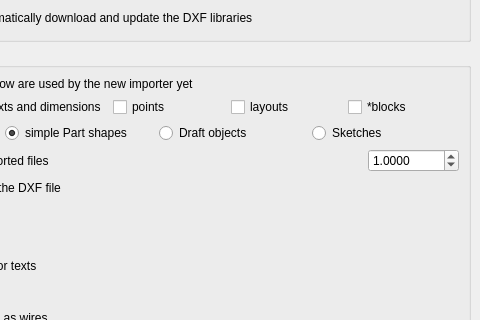
Before: the Qt Designer form src/Mod/Draft/Resources/ui/preferences-dxf.ui in southseact-3d/fcd, drawn with Qt 5; both pictures show x 169 to 649 and y 110 to 430 of the 649 by 773 pixel window.
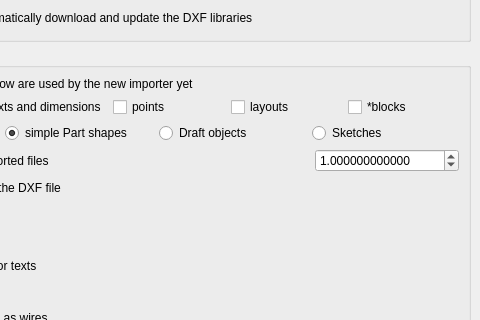
After: the same form once the commit is applied. Custom widgets are drawn as their Qt base class.

Commit message: [Draft] harmonize no of digits of dxfScaling between Edit->Preferences and Tools->Edit Parameters

The edit to the form file:
```diff
--- a/src/Mod/Draft/Resources/ui/preferences-dxf.ui
+++ b/src/Mod/Draft/Resources/ui/preferences-dxf.ui
@@ -295,10 +295,10 @@
                              in meters: 1000, in inches: 25.4, in feet: 304.8</string>
           </property>
           <property name="decimals">
-           <number>4</number>
+           <number>12</number>
           </property>
           <property name="maximum">
-           <double>99999.990000000005239</double>
+           <double>999999.999998999992386</double>
           </property>
           <property name="value">
            <double>1.000000000000000</double>
```
Left out of the diff: 24 changed lines with no effect on the pictures.
